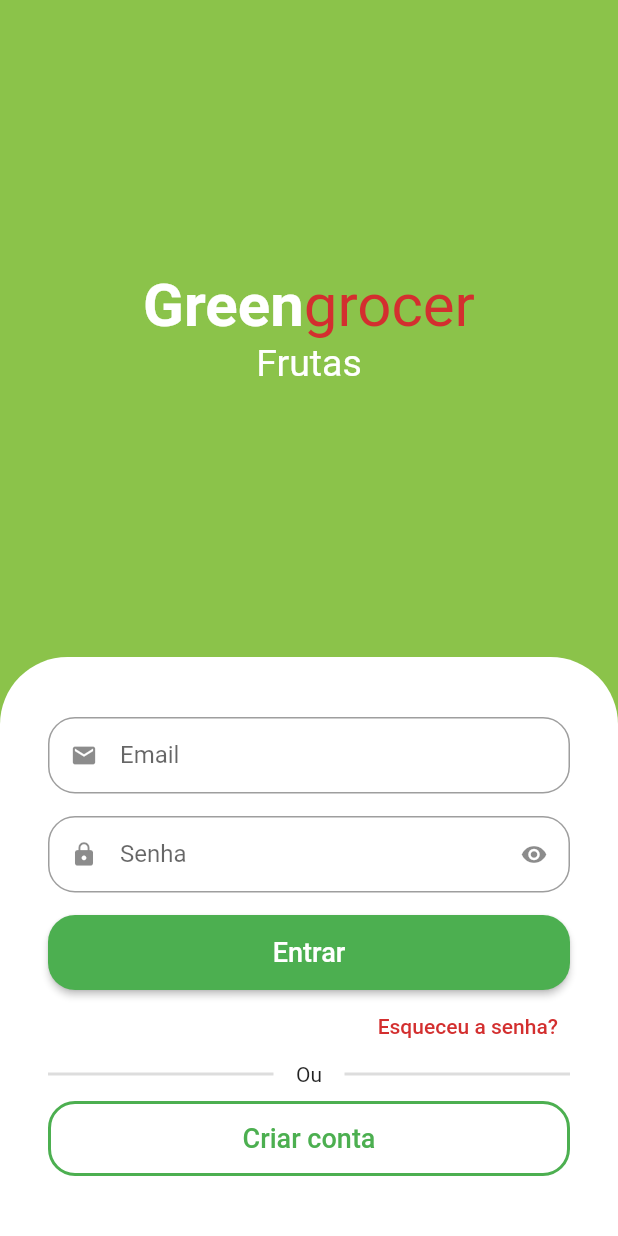
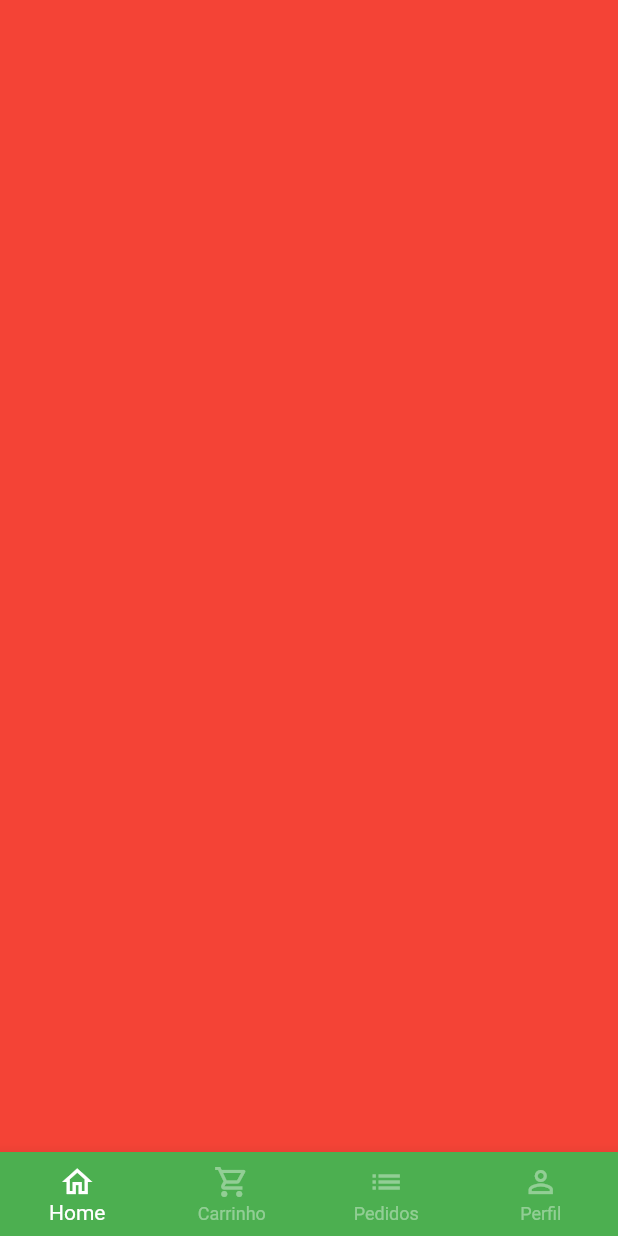
Before and after one commit to GabrielFelip/quitanda_virtual, a Flutter app: the screen it shows after launch, after a tap on "Entrar", on a phone screen of 412 x 824 dp. Run offline on Flutter 3.47's test engine with Material 2 defaults, Android fonts, the phone set to English and light mode, and no system bars; drawn by our look-alikes of animated_text_kit; our stand-ins replace mask_text_input_formatter.

Commit message:
Adiciona Base Screen ao projeto

```diff
--- a/lib/src/auth/sign_in_screen.dart
+++ b/lib/src/auth/sign_in_screen.dart
@@ -1,6 +1,7 @@
 import 'package:animated_text_kit/animated_text_kit.dart';
 import 'package:flutter/material.dart';
 import 'package:quitanda_virtual/src/auth/sign_up_screen.dart';
+import 'package:quitanda_virtual/src/base/base_screen.dart';
 import 'package:quitanda_virtual/src/config/custom_colors.dart';
 
 import 'components/custom_text_field.dart';
@@ -96,7 +97,15 @@ class SignInScreen extends StatelessWidget {
                           style: ElevatedButton.styleFrom(
                               shape: RoundedRectangleBorder(
                                   borderRadius: BorderRadius.circular(18))),
-                          onPressed: () {},
+                          onPressed: () {
+                            Navigator.of(context).pushReplacement(
+                              MaterialPageRoute(
+                                builder: (context) {
+                                  return const BaseScreen();
+                                },
+                              ),
+                            );
+                          },
                           child: const Text('Entrar',
                               style: TextStyle(
                                 fontSize: 18,
--- /dev/null
+++ b/lib/src/base/base_screen.dart
@@ -0,0 +1,68 @@
+import 'package:flutter/material.dart';
+
+class BaseScreen extends StatefulWidget {
+  const BaseScreen({Key? key}) : super(key: key);
+
+  @override
+  State<BaseScreen> createState() => _BaseScreenState();
+}
+
+class _BaseScreenState extends State<BaseScreen> {
+  int currentIndex = 0;
+  final pageController = PageController();
+
+  @override
+  Widget build(BuildContext context) {
+    return Scaffold(
+      body: PageView(
+        physics: const NeverScrollableScrollPhysics(),
+        controller: pageController,
+        children: [
+          Container(color: Colors.red,),
+          Container(color: Colors.yellow,),
+          Container(color: Colors.blue,),
+          Container(color: Colors.purple,),
+        ],
+      ),
+      bottomNavigationBar: BottomNavigationBar(
+        currentIndex: currentIndex,
+        onTap: (index) {
+          setState(() {
+            currentIndex = index;
+            pageController.jumpToPage(index);
+          });
+        },
+        type: BottomNavigationBarType.fixed,
+        backgroundColor: Colors.green,
+        selectedItemColor: Colors.white,
+        unselectedItemColor: Colors.white.withAlpha(100),
+        items: const [
+          BottomNavigationBarItem(
+            icon: Icon(
+              Icons.home_outlined,
+            ),
+            label: 'Home',
+          ),
+          BottomNavigationBarItem(
+            icon: Icon(
+              Icons.shopping_cart_outlined,
+            ),
+            label: 'Carrinho',
+          ),
+          BottomNavigationBarItem(
+            icon: Icon(
+              Icons.list,
+            ),
+            label: 'Pedidos',
+          ),
+          BottomNavigationBarItem(
+            icon: Icon(
+              Icons.person_outline
+            ),
+            label: 'Perfil',
+          ),
+        ],
+      ),
+    );
+  }
+}
```
